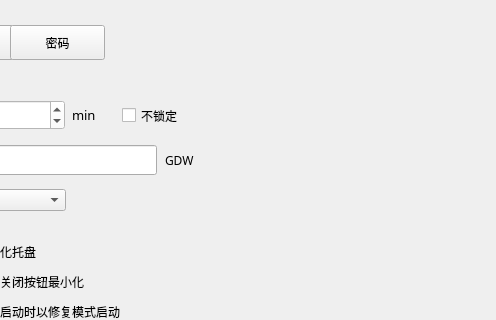
Old version of the form setdialog.ui in the repository realm520/gdwcoin; both pictures show x 464 to 960 and y 107 to 427 of the 960 by 580 pixel window.
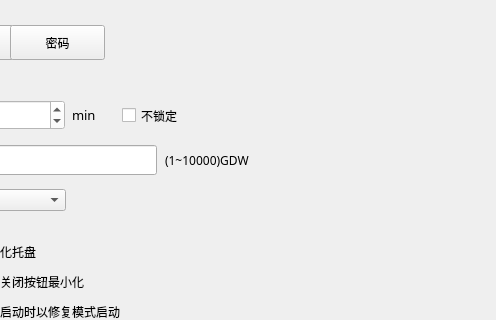
New version of the form.

Diff of the .ui file:
```diff
--- a/setdialog.ui
+++ b/setdialog.ui
@@ -401,7 +401,7 @@
         <string notr="true"/>
        </property>
        <property name="text">
-        <string>GDW</string>
+        <string>(1~10000)GDW</string>
        </property>
       </widget>
       <widget class="QLineEdit" name="feeLineEdit">
```
